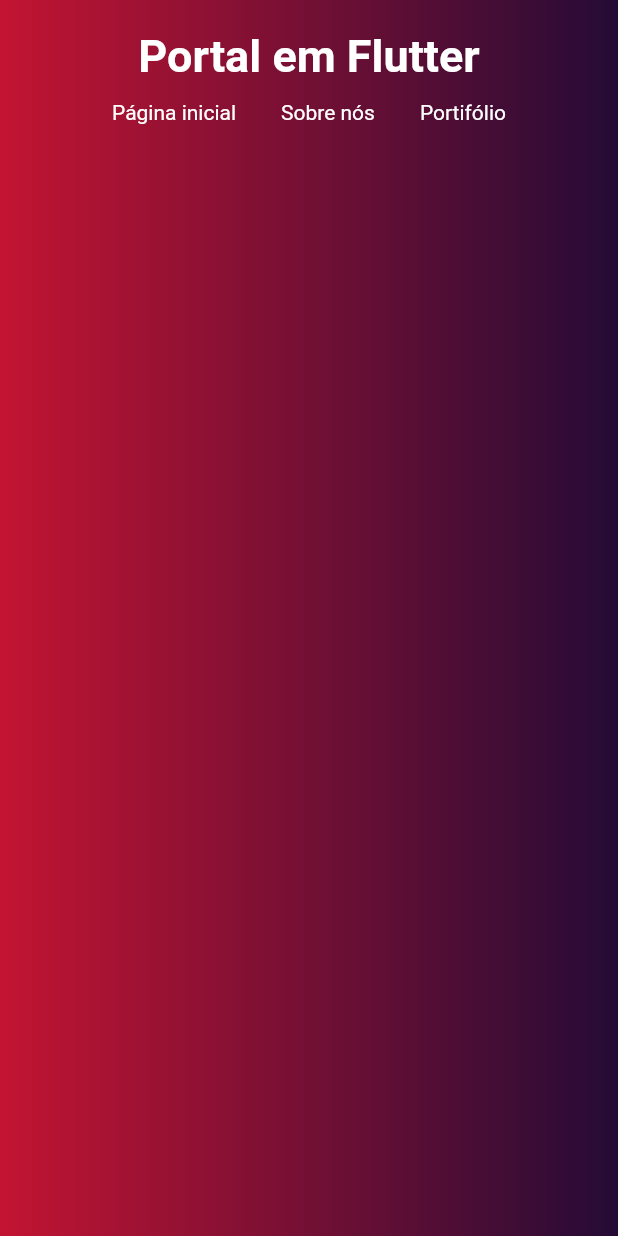
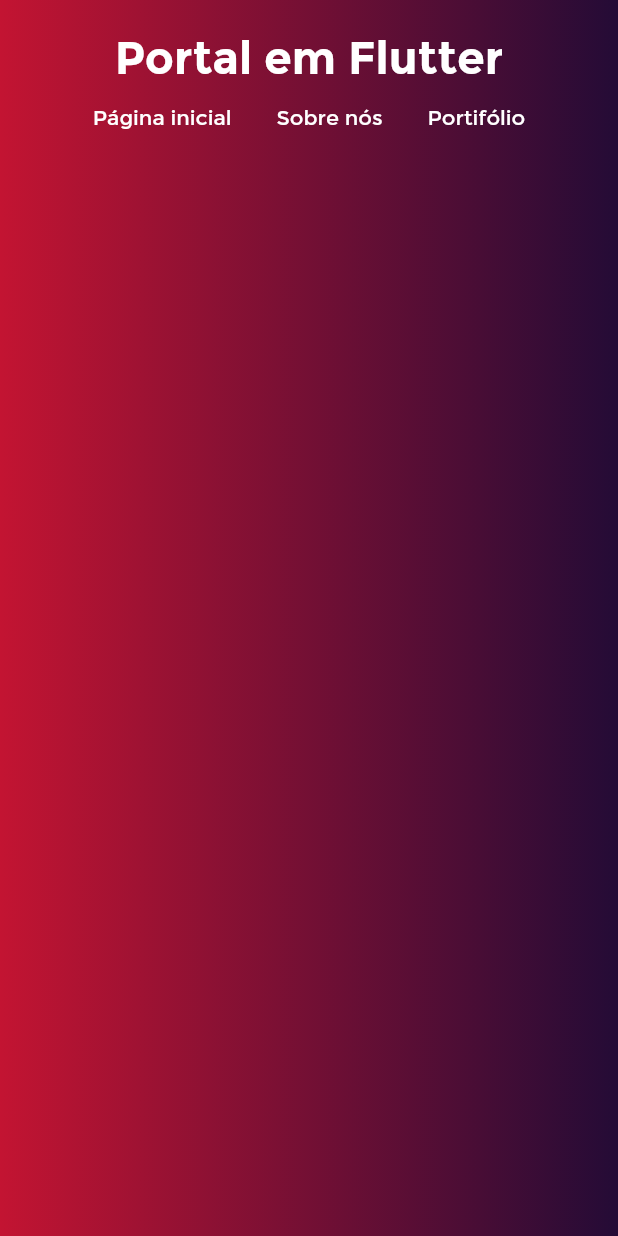
Before and after one commit to IgorGarciaCosta/PaginaInicialFLutterWeb, a Flutter app: the screen it shows after launch, on a phone screen of 412 x 824 dp. Run offline on Flutter 3.47's test engine with Material 2 defaults, Android fonts, the phone set to English and light mode, and no system bars.

```diff
--- a/lib/main.dart
+++ b/lib/main.dart
@@ -9,28 +9,26 @@ class MyApp extends StatelessWidget {
   @override
   Widget build(BuildContext context) {
     return MaterialApp(
-      title: 'Flutter Demo',
-      theme: ThemeData(
-        primarySwatch: Colors.blue,
-      ),
+      title: 'Flutter Website Test',
+      theme: ThemeData(primarySwatch: Colors.blue, fontFamily: "Montserrat"),
       home: MyHomePage(),
     );
   }
 }
 
 class MyHomePage extends StatelessWidget {
-
   @override
   Widget build(BuildContext context) {
     return Scaffold(
-      body:Container(
+      body: Container(
         decoration: BoxDecoration(
           gradient: LinearGradient(
-            begin: Alignment.centerLeft,
-            end: Alignment.centerRight,
-            colors: [Color.fromRGBO(195, 20, 50, 1.0), Color.fromRGBO(36, 11, 54, 1.0)]
-          ),
-
+              begin: Alignment.centerLeft,
+              end: Alignment.centerRight,
+              colors: [
+                Color.fromRGBO(195, 20, 50, 1.0),
+                Color.fromRGBO(36, 11, 54, 1.0)
+              ]),
         ),
         child: Column(
           children: <Widget>[
```
Also changed, not shown: pubspec.yaml (+8 -8 lines), assets/fonts/Montserrat-Bold.ttf (added), assets/fonts/Montserrat-Regular.ttf (added), assets/images/lp_image.png (added).
